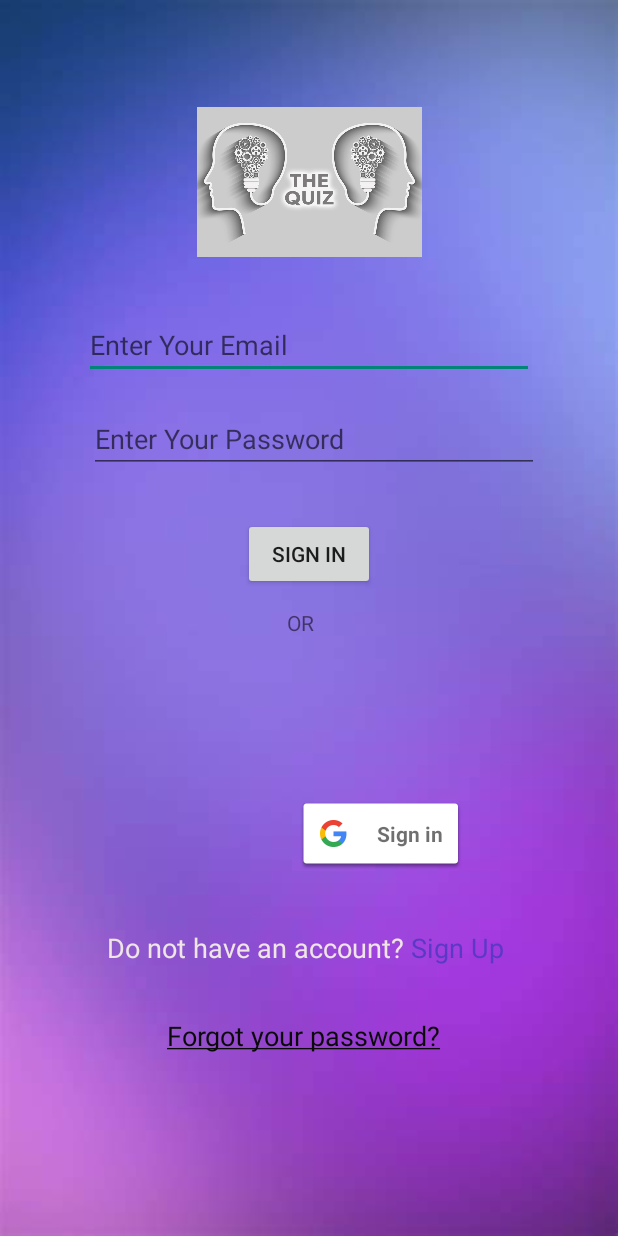
After one commit to Uzair390-Del/Quiz_Game_App, an Android app: the LoginActivity screen opened directly, with no data from a screen before it, on a phone screen of 412 x 824 dp. The commit adds this screen. Run offline under Robolectric (Android 15) with nearby library versions, the phone set to English and light mode, and no system bars.

```diff
--- /dev/null
+++ b/app/src/main/java/com/example/quizgame/LoginActivity.java
@@ -0,0 +1,69 @@
+package com.example.quizgame;
+
+import android.content.Intent;
+import android.os.Bundle;
+import android.view.View;
+import android.widget.Button;
+import android.widget.TextView;
+
+import androidx.activity.EdgeToEdge;
+import androidx.appcompat.app.AppCompatActivity;
+import androidx.core.graphics.Insets;
+import androidx.core.view.ViewCompat;
+import androidx.core.view.WindowInsetsCompat;
+
+import com.google.android.gms.common.SignInButton;
+
+public class LoginActivity extends AppCompatActivity {
+    TextView mail;
+    TextView password;
+    Button signIn;
+    SignInButton signInGoogle;
+    TextView signUp;
+    TextView forgetPassword;
+
+    @Override
+    protected void onCreate(Bundle savedInstanceState) {
+        super.onCreate(savedInstanceState);
+        EdgeToEdge.enable(this);
+        setContentView(R.layout.activity_login);
+        ViewCompat.setOnApplyWindowInsetsListener(findViewById(R.id.main), (v, insets) -> {
+            Insets systemBars = insets.getInsets(WindowInsetsCompat.Type.systemBars());
+            v.setPadding(systemBars.left, systemBars.top, systemBars.right, systemBars.bottom);
+            mail= findViewById(R.id.editTextLoginEmail);
+            password= findViewById(R.id.editTextLoginPassword);
+            signIn= findViewById(R.id.buttonLoginSignIn);
+            signInGoogle= findViewById(R.id.buttonLoginGoogleSignIn);
+            signUp= findViewById(R.id.textViewLoginSignUp);
+            forgetPassword= findViewById(R.id.textViewLoginForgetPassword);
+            signIn.setOnClickListener(new View.OnClickListener() {
+                @Override
+                public void onClick(View v) {
+
+                }
+            });
+            signInGoogle.setOnClickListener(new View.OnClickListener() {
+                @Override
+                public void onClick(View v) {
+
+                }
+            });
+            signUp.setOnClickListener(new View.OnClickListener() {
+                @Override
+                public void onClick(View v) {
+                    Intent intent= new Intent(LoginActivity.this,Sign_Up_Page.class);
+                    startActivity(intent);
+
+                }
+            });
+            forgetPassword.setOnClickListener(new View.OnClickListener() {
+                @Override
+                public void onClick(View v) {
+
+                }
+            });
+
+            return insets;
+        });
+    }
+}
--- a/app/src/main/java/com/example/quizgame/SplashScreen.java
+++ b/app/src/main/java/com/example/quizgame/SplashScreen.java
@@ -36,7 +36,7 @@ public class SplashScreen extends AppCompatActivity {
             new Handler().postDelayed(new Runnable() {
                 @Override
                 public void run() {
-                    Intent i=new Intent(SplashScreen.this,MainActivity.class);
+                    Intent i=new Intent(SplashScreen.this, LoginActivity.class);
                     startActivity(i);
                     finish();
                 }
--- /dev/null
+++ b/app/src/main/res/layout/activity_login.xml
@@ -0,0 +1,108 @@
+<?xml version="1.0" encoding="utf-8"?>
+<androidx.constraintlayout.widget.ConstraintLayout xmlns:android="http://schemas.android.com/apk/res/android"
+    xmlns:app="http://schemas.android.com/apk/res-auto"
+    xmlns:tools="http://schemas.android.com/tools"
+    android:id="@+id/main"
+    android:layout_width="match_parent"
+    android:layout_height="match_parent"
+    android:background="@drawable/login_background"
+    tools:context=".LoginActivity">
+
+    <ImageView
+        android:id="@+id/imageView"
+        android:layout_width="150dp"
+        android:layout_height="150dp"
+        android:layout_marginTop="46dp"
+        android:layout_marginBottom="11dp"
+        app:layout_constraintBottom_toTopOf="@+id/editTextLoginEmail"
+        app:layout_constraintEnd_toEndOf="parent"
+        app:layout_constraintStart_toStartOf="parent"
+        app:layout_constraintTop_toTopOf="parent"
+        app:srcCompat="@drawable/login_page" />
+
+    <EditText
+        android:id="@+id/editTextLoginEmail"
+        android:layout_width="300dp"
+        android:layout_height="wrap_content"
+        android:layout_marginBottom="17dp"
+        android:ems="10"
+        android:hint="Enter Your Email"
+        android:inputType="text"
+        app:layout_constraintBottom_toTopOf="@+id/editTextLoginPassword"
+        app:layout_constraintEnd_toEndOf="parent"
+        app:layout_constraintStart_toStartOf="parent"
+        app:layout_constraintTop_toBottomOf="@+id/imageView" />
+
+    <EditText
+        android:id="@+id/editTextLoginPassword"
+        android:layout_width="300dp"
+        android:layout_height="wrap_content"
+        android:layout_marginStart="3dp"
+        android:layout_marginBottom="30dp"
+        android:ems="10"
+        android:hint="Enter Your Password"
+        android:inputType="text"
+        app:layout_constraintBottom_toTopOf="@+id/buttonLoginSignIn"
+        app:layout_constraintStart_toStartOf="@+id/editTextLoginEmail"
+        app:layout_constraintTop_toBottomOf="@+id/editTextLoginEmail" />
+
+    <Button
+        android:id="@+id/buttonLoginSignIn"
+        android:layout_width="wrap_content"
+        android:layout_height="wrap_content"
+        android:layout_marginBottom="12dp"
+        android:text="Sign In"
+        app:layout_constraintBottom_toTopOf="@+id/textView"
+        app:layout_constraintEnd_toEndOf="parent"
+        app:layout_constraintStart_toStartOf="parent"
+        app:layout_constraintTop_toBottomOf="@+id/editTextLoginPassword" />
+
+    <TextView
+        android:id="@+id/textView"
+        android:layout_width="29dp"
+        android:layout_height="0dp"
+        android:layout_marginBottom="72dp"
+        android:text="OR"
+        app:layout_constraintBottom_toTopOf="@+id/buttonLoginGoogleSignIn"
+        app:layout_constraintEnd_toEndOf="parent"
+        app:layout_constraintStart_toStartOf="parent"
+        app:layout_constraintTop_toBottomOf="@+id/buttonLoginSignIn" />
+
+    <com.google.android.gms.common.SignInButton
+        android:id="@+id/buttonLoginGoogleSignIn"
+        android:layout_width="wrap_content"
+        android:layout_height="wrap_content"
+        android:layout_marginBottom="39dp"
+        app:layout_constraintBottom_toTopOf="@+id/textViewLoginSignUp"
+        app:layout_constraintEnd_toEndOf="parent"
+        app:layout_constraintHorizontal_bias="0.062"
+        app:layout_constraintStart_toStartOf="@+id/textView"
+        app:layout_constraintTop_toBottomOf="@+id/textView" />
+
+    <TextView
+        android:id="@+id/textViewLoginSignUp"
+        android:layout_width="wrap_content"
+        android:layout_height="wrap_content"
+        android:layout_marginBottom="34dp"
+        android:text="@string/account"
+        android:textColor="#EFE5E5"
+        android:textSize="18sp"
+        app:layout_constraintBottom_toTopOf="@+id/textViewLoginForgetPassword"
+        app:layout_constraintEnd_toEndOf="parent"
+        app:layout_constraintStart_toStartOf="parent"
+        app:layout_constraintTop_toBottomOf="@+id/buttonLoginGoogleSignIn" />
+
+    <TextView
+        android:id="@+id/textViewLoginForgetPassword"
+        android:layout_width="wrap_content"
+        android:layout_height="wrap_content"
+        android:layout_marginStart="40dp"
+        android:layout_marginBottom="121dp"
+        android:text="@string/forget_password"
+        android:textColor="#0B0A0A"
+        android:textSize="18sp"
+        app:layout_constraintBottom_toBottomOf="parent"
+        app:layout_constraintStart_toStartOf="@+id/textViewLoginSignUp"
+        app:layout_constraintTop_toBottomOf="@+id/textViewLoginSignUp" />
+
+</androidx.constraintlayout.widget.ConstraintLayout>
--- a/app/src/main/res/layout/activity_splash_screen.xml
+++ b/app/src/main/res/layout/activity_splash_screen.xml
@@ -28,7 +28,7 @@
         android:layout_height="wrap_content"
         android:layout_marginBottom="208dp"
         android:text="Quiz Game"
-        android:textColor="#D90E0E"
+        android:textColor="@color/purple_700"
         android:textSize="62sp"
         app:layout_constraintBottom_toBottomOf="parent"
         app:layout_constraintEnd_toEndOf="parent"
--- /dev/null
+++ b/app/src/main/res/values-land/dimens.xml
@@ -0,0 +1,3 @@
+<resources>
+    <dimen name="activity_horizontal_margin">48dp</dimen>
+</resources>
--- /dev/null
+++ b/app/src/main/res/values-w1240dp/dimens.xml
@@ -0,0 +1,3 @@
+<resources>
+    <dimen name="activity_horizontal_margin">200dp</dimen>
+</resources>
--- /dev/null
+++ b/app/src/main/res/values-w600dp/dimens.xml
@@ -0,0 +1,3 @@
+<resources>
+    <dimen name="activity_horizontal_margin">48dp</dimen>
+</resources>
--- /dev/null
+++ b/app/src/main/res/values/dimens.xml
@@ -0,0 +1,5 @@
+<resources>
+    <!-- Default screen margins, per the Android Design guidelines. -->
+    <dimen name="activity_horizontal_margin">16dp</dimen>
+    <dimen name="activity_vertical_margin">16dp</dimen>
+</resources>
--- a/app/src/main/res/values/strings.xml
+++ b/app/src/main/res/values/strings.xml
@@ -9,4 +9,6 @@
     <string name="invalid_username">Not a valid username</string>
     <string name="invalid_password">Password must be >5 characters</string>
     <string name="login_failed">"Login failed"</string>
+    <string name="account">Do not have an account? <font color='#5b39c6'>Sign Up</font> </string>
+    <string name="forget_password"><u>Forgot your password?</u></string>
 </resources>
--- a/app/src/main/res/values/themes.xml
+++ b/app/src/main/res/values/themes.xml
@@ -3,5 +3,6 @@
 
     <style name="Theme.QuizGame" parent="Theme.AppCompat.Light.DarkActionBar" />
     <style name="Theme.SplashScreen" parent="Theme.AppCompat.Light.NoActionBar" />
-    <style name="Theme.LoginScreen" parent="Theme.AppCompat.Light.DarkActionBar" />
+    <style name="Theme.LoginScreen" parent="Theme.AppCompat.Light.NoActionBar" />
+    <style name="Theme.SignUpScreen" parent="Theme.AppCompat.Light.DarkActionBar" />
 </resources>
```
Also changed, not shown: app/build.gradle (+7 -2 lines), app/src/main/AndroidManifest.xml (+8 -2 lines), app/src/main/java/com/example/quizgame/Sign_Up_Page.java (added, +43 -0 lines), app/src/main/res/layout/activity_sign_up_page.xml (added, +74 -0 lines), app/src/main/res/drawable/login_background.png (added), app/src/main/res/drawable/login_page.png (added), app/src/main/res/drawable/sign_up_img.png (added).
